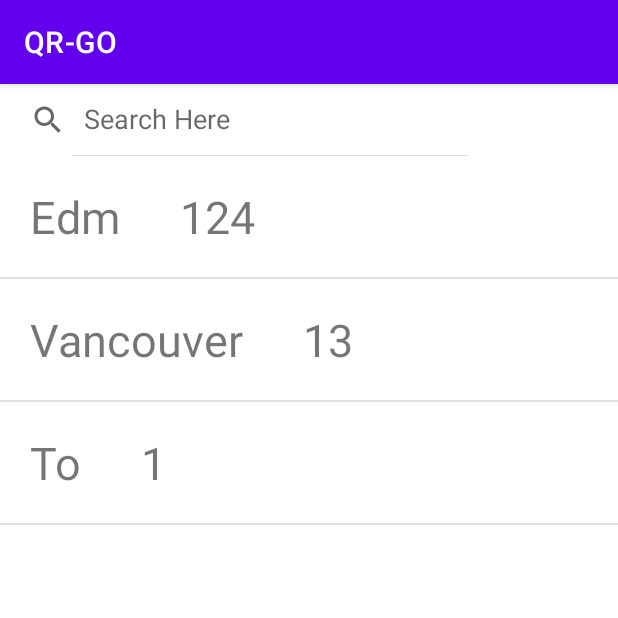
After one commit to CMPUT301W23T20/QR-GO, an Android app: the fragment LeaderboardFragment shown on its own in the app's theme, on a phone screen of 412 x 824 dp, the top half of it. The commit adds this screen. Run offline under Robolectric (Android 15) with nearby library versions, the phone set to English and light mode, and no system bars.

Commit message:
test Leaderboard merged

```diff
--- /dev/null
+++ b/app/src/main/java/com/example/qr_go/LeaderboardAdapter.java
@@ -0,0 +1,73 @@
+package com.example.qr_go;
+
+import android.content.Context;
+import android.view.LayoutInflater;
+import android.view.View;
+import android.view.ViewGroup;
+import android.widget.ArrayAdapter;
+import android.widget.TextView;
+
+import androidx.annotation.NonNull;
+import androidx.annotation.Nullable;
+
+import java.util.ArrayList;
+import java.util.List;
+import java.util.Locale;
+
+public class LeaderboardAdapter extends ArrayAdapter<LeaderboardContent> {
+
+    Context mContext;
+    LayoutInflater inflater;
+    private List<LeaderboardContent> leaderboardContentList = null;
+    private ArrayList<LeaderboardContent> arraylist;
+//    public LeaderboardAdapter(Context context, ArrayList<LeaderboardContent>rows){
+//        super(context, 0, rows);
+//    }
+
+    public LeaderboardAdapter(Context context, int simple_list_item_1, List<LeaderboardContent> leaderboardContentList) {
+        super(context, 0, leaderboardContentList);
+        mContext = context;
+        this.leaderboardContentList = leaderboardContentList;
+        inflater = LayoutInflater.from(mContext);
+        this.arraylist = new ArrayList<LeaderboardContent>();
+        this.arraylist.addAll(leaderboardContentList);
+    }
+
+    @NonNull
+    @Override
+    public View getView(int position, @Nullable View convertView, @NonNull ViewGroup parent){
+        View view;
+        if (convertView == null){
+            view = LayoutInflater.from(getContext()).inflate(R.layout.fragment_leaderboard_content, parent, false);
+        }
+        else{
+            view= convertView;
+        }
+
+        LeaderboardContent leaderboardContent = getItem(position);
+        TextView playerName = view.findViewById(R.id.player_text);
+        TextView score = view.findViewById(R.id.score_text);
+
+        playerName.setText(leaderboardContent.getUserName());
+        score.setText(""+ leaderboardContent.getScore());
+
+
+        return view;
+    }
+
+    public void filter(String charText) {
+        charText = charText.toLowerCase(Locale.getDefault());
+        leaderboardContentList.clear();
+        if (charText.length() == 0) {
+            leaderboardContentList.addAll(arraylist);
+        } else {
+            for (LeaderboardContent wp : arraylist) {
+                if (wp.getUserName().toLowerCase(Locale.getDefault()).contains(charText)) {
+                    leaderboardContentList.add(wp);
+                }
+            }
+        }
+        notifyDataSetChanged();
+    }
+
+}
--- /dev/null
+++ b/app/src/main/java/com/example/qr_go/LeaderboardContent.java
@@ -0,0 +1,29 @@
+package com.example.qr_go;
+
+import java.io.Serializable;
+
+public class LeaderboardContent implements Serializable {
+    private String username;
+    private int score;
+
+    public LeaderboardContent(String name, int score){
+        this.username = name;
+        this.score = score;
+    }
+
+    public String getUserName(){
+        return username;
+    }
+
+    public int getScore() {
+        return score;
+    }
+
+    // Setters
+    public void setName(String newName) {
+        this.username = newName;
+    }
+    public void setProvince(int newScore) {
+        this.score= newScore;
+    }
+}
--- /dev/null
+++ b/app/src/main/java/com/example/qr_go/LeaderboardFragment.java
@@ -0,0 +1,101 @@
+package com.example.qr_go;
+
+import android.os.Bundle;
+import android.view.LayoutInflater;
+import android.view.View;
+import android.view.ViewGroup;
+import android.widget.ListView;
+import android.widget.SearchView;
+import android.widget.TextView;
+
+import androidx.fragment.app.Fragment;
+
+import java.util.ArrayList;
+
+public class LeaderboardFragment extends Fragment {
+
+
+    // TODO: Rename parameter arguments, choose names that match
+    // the fragment initialization parameters, e.g. ARG_ITEM_NUMBER
+    private static final String ARG_PARAM1 = "param1";
+    private static final String ARG_PARAM2 = "param2";
+
+    private View view;
+
+    // TODO: Rename and change types of parameters
+    private String mParam1;
+    private String mParam2;
+
+
+    SearchView searchView;
+    private ListView leaderboardList;
+    private ArrayList<LeaderboardContent> dataList;
+    private ArrayList<String> userList;
+    private LeaderboardAdapter leaderboardAdapter;
+
+    public LeaderboardFragment() {
+        // Required empty public constructor
+    }
+
+    public static LeaderboardFragment newInstance(String param1, String param2) {
+        LeaderboardFragment fragment = new LeaderboardFragment();
+        Bundle args = new Bundle();
+        args.putString(ARG_PARAM1, param1);
+        args.putString(ARG_PARAM2, param2);
+        fragment.setArguments(args);
+        return fragment;
+    }
+
+    @Override
+    public void onCreate(Bundle savedInstanceState) {
+        super.onCreate(savedInstanceState);
+        if (getArguments() != null) {
+            mParam1 = getArguments().getString(ARG_PARAM1);
+            mParam2 = getArguments().getString(ARG_PARAM2);
+        }
+    }
+
+
+    public View onCreateView(LayoutInflater inflater, ViewGroup container,
+                             Bundle savedInstanceState) {
+        // Inflate the layout for this fragment
+        view = inflater.inflate(R.layout.fragment_leaderboard, container, false);
+        searchView = (SearchView) view.findViewById(R.id.searchView);
+
+        dataList = new ArrayList<LeaderboardContent>();
+        userList = new ArrayList<String>();
+
+        String[] users = {"Edm", "Vancouver", "To"};
+        int[] scores = {124, 13, 1};
+
+        for (int i = 0; i < users.length; i++){
+            dataList.add(new LeaderboardContent(users[i], scores[i]));
+            userList.add(users[i]);
+        }
+
+        leaderboardList = view.findViewById(R.id.leaderboard_list);
+        leaderboardAdapter = new LeaderboardAdapter(getActivity(),android.R.layout.simple_list_item_1, dataList);
+        leaderboardList.setAdapter(leaderboardAdapter);
+
+        searchView.setOnQueryTextListener(new SearchView.OnQueryTextListener(){
+            @Override
+            public boolean onQueryTextSubmit(String query) {
+
+                if(userList.contains(query)){
+                    leaderboardAdapter.filter(query);
+                }else{
+                    //Toast.makeText(MainActivity.this, "No Match found",Toast.LENGTH_LONG).show();
+                }
+                return false;
+            }
+
+            @Override
+            public boolean onQueryTextChange(String newText) {
+                leaderboardAdapter.filter(newText);
+                return false;
+            }
+        });
+
+        return view;
+    }
+}
--- a/app/src/main/java/com/example/qr_go/MainActivity.java
+++ b/app/src/main/java/com/example/qr_go/MainActivity.java
@@ -30,7 +30,7 @@ public class MainActivity extends AppCompatActivity implements View.OnClickListe
         ArrayList<Fragment> fragments = new ArrayList<>();
         fragments.add(BlankFragment.newInstance("Map","321"));
         fragments.add(ScanFragment.newInstance("Scan","321"));
-        fragments.add(BlankFragment.newInstance("Leaderboard","321"));
+        fragments.add(LeaderboardFragment.newInstance("Leaderboard","321"));
         fragments.add(BlankFragment.newInstance("Profile","321"));
         QRFragmentPagerAdapter pagerAdapter = new QRFragmentPagerAdapter(
                 getSupportFragmentManager(),
--- a/app/src/main/java/com/example/qr_go/ScanFragment.java
+++ b/app/src/main/java/com/example/qr_go/ScanFragment.java
@@ -32,6 +32,7 @@ public class ScanFragment extends Fragment {
 
     View view;
 
+    //for passing data
     private OnFragmentInteractionListener listener;
 
     public interface OnFragmentInteractionListener{
--- /dev/null
+++ b/app/src/main/res/layout/fragment_leaderboard.xml
@@ -0,0 +1,26 @@
+<?xml version="1.0" encoding="utf-8"?>
+<LinearLayout xmlns:android="http://schemas.android.com/apk/res/android"
+    xmlns:tools="http://schemas.android.com/tools"
+    xmlns:app="http://schemas.android.com/apk/res-auto"
+    android:layout_width="match_parent"
+    android:layout_height="match_parent"
+    android:orientation="vertical"
+    tools:context=".MainActivity">
+
+    <SearchView
+        android:id="@+id/searchView"
+        android:layout_width="wrap_content"
+        android:layout_height="wrap_content"
+        android:queryHint="Search Here"
+        android:iconifiedByDefault="false"
+        android:layout_alignParentTop="true"/>
+
+    <ListView
+        android:layout_width="match_parent"
+        android:layout_height="0dp"
+        android:layout_weight="1"
+        android:id="@+id/leaderboard_list"/>
+
+
+
+</LinearLayout>
--- /dev/null
+++ b/app/src/main/res/layout/fragment_leaderboard_content.xml
@@ -0,0 +1,26 @@
+<?xml version="1.0" encoding="utf-8"?>
+<LinearLayout
+    xmlns:android="http://schemas.android.com/apk/res/android"
+    android:layout_height="wrap_content"
+    android:layout_width="match_parent"
+    android:orientation="horizontal">
+
+    <TextView
+        android:id="@+id/player_text"
+        android:layout_width="wrap_content"
+        android:layout_height="wrap_content"
+        android:padding="20dp"
+        android:text="Player"
+        android:textSize="30sp"/>
+
+    <TextView
+        android:layout_width="wrap_content"
+        android:layout_height="wrap_content"
+        android:id="@+id/score_text"
+        android:textSize="30sp"
+        android:padding="20dp"
+        android:text="Score"/>
+
+
+
+</LinearLayout>
```
